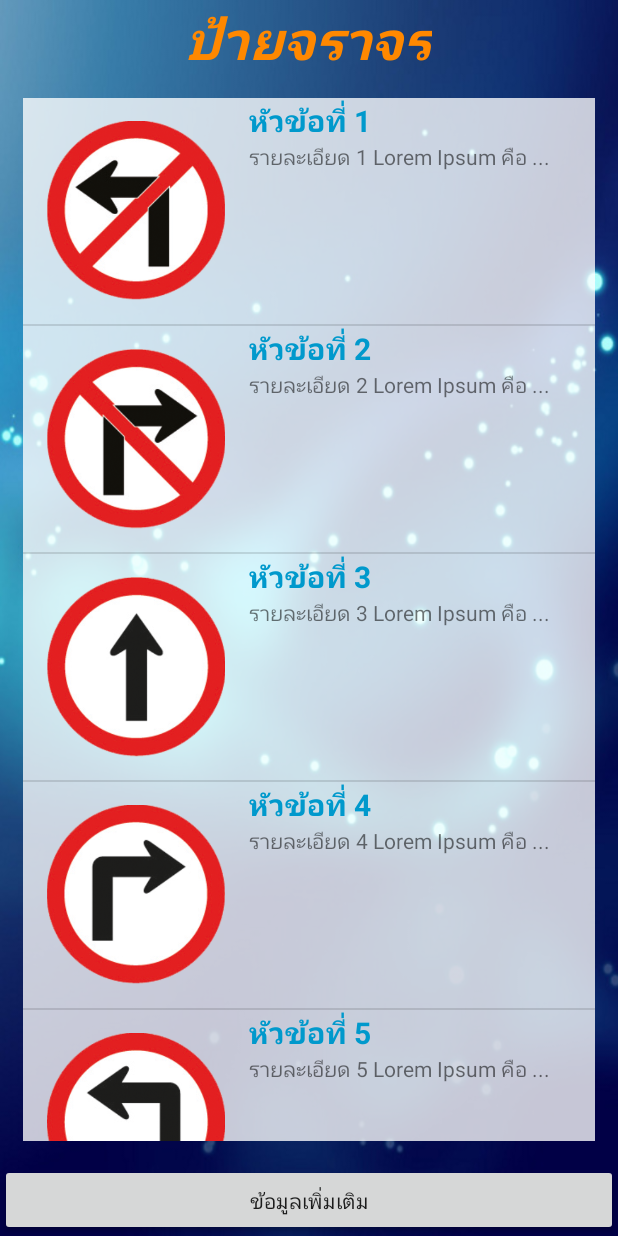
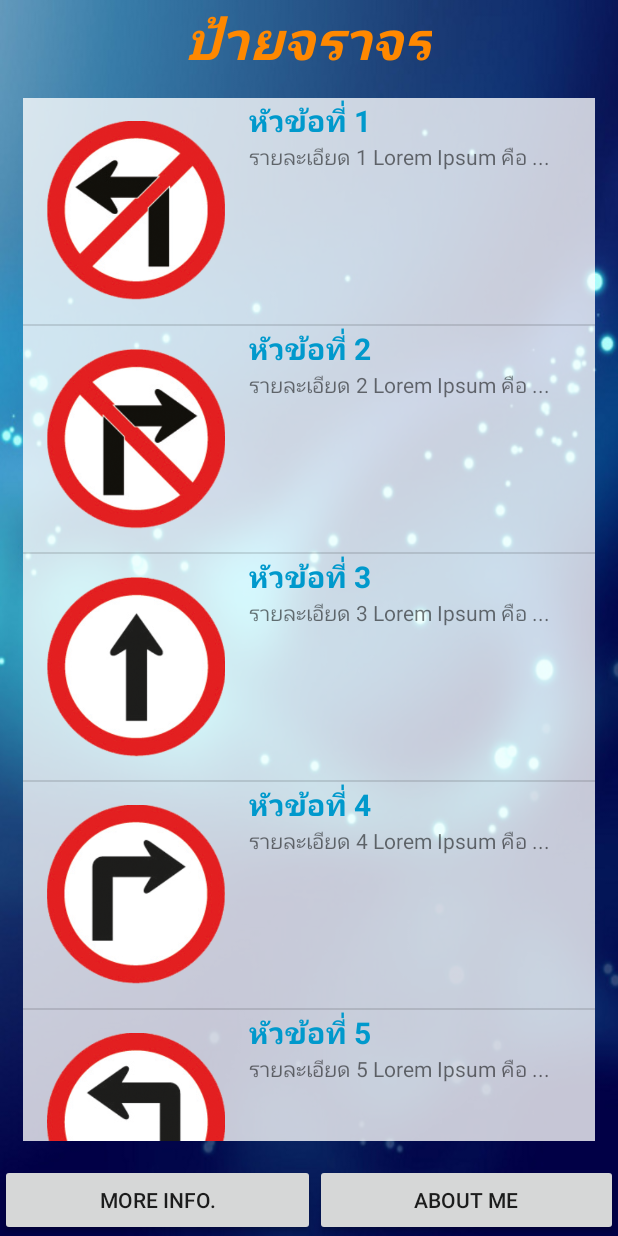
Before and after one commit to pichsinee/MyFirstApp, an Android app: the screen it shows after launch (MainActivity), on a phone screen of 412 x 824 dp. Run offline under Robolectric (Android 15) with nearby library versions, the phone set to English and light mode, and no system bars.

Commit message:
Pre Test1  9 Mar 60

```diff
--- a/app/src/main/res/layout/activity_main.xml
+++ b/app/src/main/res/layout/activity_main.xml
@@ -17,20 +17,35 @@
         android:textStyle="normal|bold|italic"
         android:layout_centerHorizontal="true" />
 
-    <Button
-        android:text="@string/MoreInfo"
+    <ListView
+        android:id="@+id/livTraffic"
+        android:layout_width="match_parent"
+        android:layout_height="match_parent"
+        android:layout_above="@+id/layButton"
+        android:layout_below="@+id/txtTitle"
+        android:layout_margin="@dimen/my_margin"
+        android:background="#c6ffffff" />
+
+    <LinearLayout
+        android:id="@+id/layButton"
         android:layout_width="match_parent"
         android:layout_height="wrap_content"
-        android:onClick="onClickMoreInfo"
-        android:id="@+id/btnMoreInfo"
-        android:layout_alignParentBottom="true" />
+        android:layout_alignParentBottom="true"
+        android:orientation="horizontal">
 
-    <ListView
-        android:layout_width="match_parent"
-        android:layout_height="match_parent"
-        android:layout_below="@+id/txtTitle"
-        android:layout_above="@+id/btnMoreInfo"
-        android:id="@+id/livTraffic"
-        android:background="#c6ffffff"
-        android:layout_margin="@dimen/my_margin" />
+        <Button
+            android:id="@+id/btnMoreInfo"
+            android:layout_width="wrap_content"
+            android:layout_height="wrap_content"
+            android:layout_weight="1"
+            android:onClick="onClickMoreInfo"
+            android:text="@string/moreInfo" />
+
+        <Button
+            android:id="@+id/btnAboutMe"
+            android:layout_width="wrap_content"
+            android:layout_height="wrap_content"
+            android:layout_weight="1"
+            android:text="@string/aboutMe" />
+    </LinearLayout>
 </RelativeLayout>
--- a/app/src/main/res/values/strings.xml
+++ b/app/src/main/res/values/strings.xml
@@ -2,6 +2,7 @@
     <string name="app_name">My FirstApp</string>
 
     <string name="txtTitle">ป้ายจราจร</string>
-    <string name="MoreInfo">ข้อมูลเพิ่มเติม</string>
+    <string name="moreInfo">More Info.</string>
+    <string name="aboutMe">About Me</string>
 
 </resources>
--- a/build.gradle
+++ b/build.gradle
@@ -5,7 +5,7 @@ buildscript {
         jcenter()
     }
     dependencies {
-        classpath 'com.android.tools.build:gradle:2.2.3'
+        classpath 'com.android.tools.build:gradle:2.3.0'
 
         // NOTE: Do not place your application dependencies here; they belong
         // in the individual module build.gradle files
```
Also changed, not shown: gradle/wrapper/gradle-wrapper.properties.
